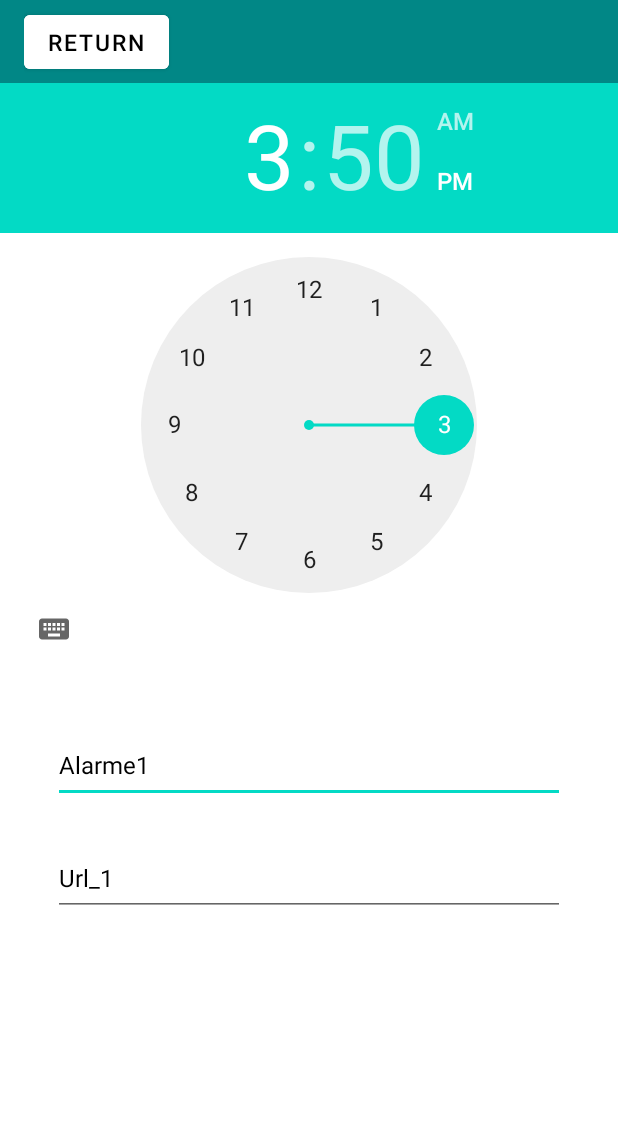
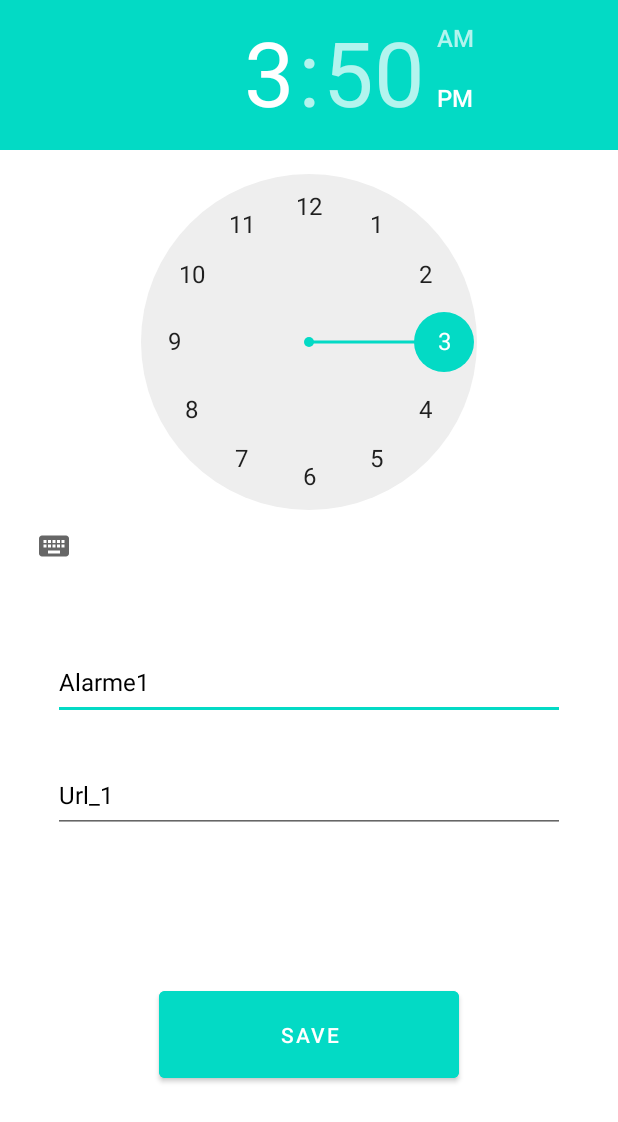
Before and after one commit to ViniciusAugustoRR/AlarmProject, an Android app: the screen it shows after launch (NewAlarm), after a tap on "Alarme1", on a phone screen of 412 x 824 dp. Shown: the top 1122 px of the screen. Run offline under Robolectric (Android 15) with nearby library versions, the light colour scheme and no system bars.

Commit message:
Ajustes nas telas e cores Adição da função de brodcast

```diff
--- a/Alarm/app/build.gradle
+++ b/Alarm/app/build.gradle
@@ -40,6 +40,7 @@ dependencies {
     implementation 'androidx.appcompat:appcompat:1.3.0'
     implementation 'com.google.android.material:material:1.3.0'
     implementation 'androidx.constraintlayout:constraintlayout:2.0.4'
+    implementation 'androidx.legacy:legacy-support-v4:1.0.0'
     testImplementation 'junit:junit:4.+'
     androidTestImplementation 'androidx.test.ext:junit:1.1.2'
     androidTestImplementation 'androidx.test.espresso:espresso-core:3.3.0'
--- a/Alarm/app/src/main/java/com/example/alarm/view/activities/MainActivity.kt
+++ b/Alarm/app/src/main/java/com/example/alarm/view/activities/MainActivity.kt
@@ -5,16 +5,21 @@ import android.content.Intent
 import android.graphics.Color
 import androidx.appcompat.app.AppCompatActivity
 import android.os.Bundle
+import android.util.AttributeSet
 import android.view.View
 import android.widget.Toast
+import androidx.fragment.app.FragmentManager
+import androidx.fragment.app.FragmentTransaction
 import androidx.recyclerview.widget.LinearLayoutManager
 import com.example.alarm.R
 import com.example.alarm.model.AlarmModel
 import com.example.alarm.repository.AlarmSource
 import com.example.alarm.view.activities.adapters.AlarmAdapter
+import com.example.alarm.view.fragments.AlarmList
 import kotlinx.android.synthetic.main.activity_main.*
 
-class MainActivity : AppCompatActivity(), AlarmAdapter.ItemInteraction {
+
+class MainActivity : AppCompatActivity()/*, AlarmAdapter.ItemInteraction*/ {
 
     private lateinit var adapterList : AlarmAdapter
 
@@ -22,22 +27,27 @@ class MainActivity : AppCompatActivity(), AlarmAdapter.ItemInteraction {
         super.onCreate(savedInstanceState)
         setContentView(R.layout.activity_main)
 
-        adapterList = AlarmAdapter(this)
-        adapterList.setAlarmList(AlarmSource.ReturnAlarmList())
-
-        menu_alarm_recycle.apply{
-            layoutManager = LinearLayoutManager(context!!)
-            adapter = adapterList
-            setHasFixedSize(true)
+        menu_add_alarm_button.setOnClickListener {
+            val intent = Intent(this, NewAlarm::class.java)
+            startActivity(intent)
         }
 
+        setFragment()
     }
 
-    override fun onItemInteraction(AlarmId: Int) {
+    private fun setFragment(){
+        val alarmListFragment = AlarmList()
+        val fragmentManager: FragmentManager  = supportFragmentManager
+        val fragmentTransaction : FragmentTransaction  = fragmentManager.beginTransaction()
+
+        fragmentTransaction.replace(R.id.main_frame_layout, alarmListFragment).commit()
+    }
+
+    /*override fun onItemInteraction(AlarmId: Int) {
         val intent = Intent(this, NewAlarm::class.java)
         intent.putExtra("AlarmId", AlarmId)
         startActivity(intent)
     }
-
+*/
 
 }
--- a/Alarm/app/src/main/java/com/example/alarm/view/activities/NewAlarm.kt
+++ b/Alarm/app/src/main/java/com/example/alarm/view/activities/NewAlarm.kt
@@ -1,32 +1,42 @@
 package com.example.alarm.view.activities
 
-import android.content.Intent
-import androidx.appcompat.app.AppCompatActivity
 import android.os.Bundle
 import android.util.Log
-import android.widget.Toast
+import androidx.appcompat.app.AppCompatActivity
 import com.example.alarm.R
 import com.example.alarm.model.AlarmModel
 import com.example.alarm.repository.AlarmSource
+import com.example.alarm.repository.SendEvent
 import kotlinx.android.synthetic.main.activity_new_alarm.*
-import java.sql.Time
+import java.text.SimpleDateFormat
+import java.util.*
 
 class NewAlarm : AppCompatActivity() {
     override fun onCreate(savedInstanceState: Bundle?) {
         super.onCreate(savedInstanceState)
         setContentView(R.layout.activity_new_alarm)
 
-        var dataAlarm: Time
+        if(intent.extras != null){
+            setAlarmFields()
+        }
 
-        val id:Int = intent.getIntExtra("AlarmId", 0)
-        val alarmItem: AlarmModel? = AlarmSource.getOneAlarm(id)
+        new_alarm_save_alarm.setOnClickListener{
+            val hour: Int = new_alarm_clock.hour
+            val minute: Int = new_alarm_clock.minute
+            Log.d("NewAlarm", "---> $hour : $minute")
 
-        new_alarm_mainTitle.setText(alarmItem?.alarmMainTitle)
-        new_alarm_Url.setText(alarmItem?.TuneUrl)
-        new_alarm_clock.setOnTimeChangedListener { view, hourOfDay, minute ->
-            Log.d("Results -->","$hourOfDay -- $minute")
+            val alarm = SendEvent(this)
+            alarm.SetAlarm(hour, minute)
 
         }
 
     }
+
+
+    private fun setAlarmFields(){
+        val id:Int = intent.getIntExtra("AlarmId", 0)
+        val alarmItem: AlarmModel? = AlarmSource.getOneAlarm(id)
+        new_alarm_mainTitle.setText(alarmItem?.alarmMainTitle)
+        new_alarm_Url.setText(alarmItem?.TuneUrl)
+    }
 }
--- a/Alarm/app/src/main/java/com/example/alarm/view/activities/adapters/AlarmAdapter.kt
+++ b/Alarm/app/src/main/java/com/example/alarm/view/activities/adapters/AlarmAdapter.kt
@@ -1,24 +1,20 @@
 package com.example.alarm.view.activities.adapters
 
-import android.content.Intent
 import android.view.LayoutInflater
 import android.view.View
 import android.view.ViewGroup
-import android.widget.Toast
-import androidx.core.content.ContextCompat.startActivity
 import androidx.recyclerview.widget.RecyclerView
 import com.example.alarm.R
 import com.example.alarm.model.AlarmModel
-import com.example.alarm.view.activities.NewAlarm
 import kotlinx.android.synthetic.main.card_alarm.view.*
 
 class AlarmAdapter(private val interaction: ItemInteraction? = null) :
         RecyclerView.Adapter<RecyclerView.ViewHolder>(){
 
-    lateinit var Alarms : ArrayList<AlarmModel>
+    lateinit var alarms : ArrayList<AlarmModel>
 
     fun setAlarmList(newAlarmList : ArrayList<AlarmModel>){
-        Alarms = newAlarmList
+        alarms = newAlarmList
     }
 
     override fun onCreateViewHolder(parent: ViewGroup, viewType: Int): RecyclerView.ViewHolder {
@@ -33,7 +29,7 @@ class AlarmAdapter(private val interaction: ItemInteraction? = null) :
         )
     }
     override fun getItemCount(): Int {
-        return Alarms.size
+        return alarms.size
     }
 
 
@@ -41,7 +37,7 @@ class AlarmAdapter(private val interaction: ItemInteraction? = null) :
     override fun onBindViewHolder(holder: RecyclerView.ViewHolder, position: Int) {
         when(holder){
             is AlarmRecyclerVH -> {
-                holder.bind(Alarms[position], position)
+                holder.bind(alarms[position], position)
             }
         }
     }
--- /dev/null
+++ b/Alarm/app/src/main/java/com/example/alarm/view/fragments/alarmList.kt
@@ -0,0 +1,66 @@
+package com.example.alarm.view.fragments
+
+import android.content.Intent
+import android.os.Bundle
+import androidx.fragment.app.Fragment
+import android.view.LayoutInflater
+import android.view.View
+import android.view.ViewGroup
+import android.widget.Toast
+import androidx.recyclerview.widget.LinearLayoutManager
+import com.example.alarm.R
+import com.example.alarm.repository.AlarmSource
+import com.example.alarm.view.activities.NewAlarm
+import com.example.alarm.view.activities.adapters.AlarmAdapter
+import kotlinx.android.synthetic.main.activity_main.*
+import kotlinx.android.synthetic.main.fragment_alarm_list.*
+
+
+
+class AlarmList : Fragment(), AlarmAdapter.ItemInteraction {
+    private lateinit var adapterList : AlarmAdapter
+
+
+    override fun onCreate(savedInstanceState: Bundle?) {
+        super.onCreate(savedInstanceState)
+    }
+
+    override fun onViewCreated(view: View, savedInstanceState: Bundle?) {
+        super.onViewCreated(view, savedInstanceState)
+        setInitiateList()
+    }
+
+    override fun onCreateView(inflater: LayoutInflater, container: ViewGroup?,
+                              savedInstanceState: Bundle?): View? {
+
+        return inflater.inflate(R.layout.fragment_alarm_list, container, false)
+    }
+
+
+    private fun setInitiateList(){
+        try {
+            adapterList = AlarmAdapter(this)
+            adapterList.setAlarmList(AlarmSource.ReturnAlarmList())
+
+            frag_alarm_recycle.apply {
+                layoutManager = LinearLayoutManager(this.context!!)
+                adapter = adapterList
+                setHasFixedSize(true)
+            }
+        } catch (E : Exception){
+            Toast.makeText(context, "Erro : $E", Toast.LENGTH_LONG ).show()
+        }
+
+    }
+
+    override fun onItemInteraction(AlarmId: Int) {
+        try {
+
+            val intent = Intent(this.context, NewAlarm::class.java)
+            intent.putExtra("AlarmId", AlarmId)
+            startActivity(intent)
+        } catch (E : Exception){
+            Toast.makeText(context, "Erro : $E", Toast.LENGTH_LONG ).show()
+        }
+    }
+}
--- a/Alarm/app/src/main/res/layout/activity_new_alarm.xml
+++ b/Alarm/app/src/main/res/layout/activity_new_alarm.xml
@@ -6,43 +6,13 @@
     android:layout_height="match_parent"
     tools:context=".view.activities.NewAlarm">
 
-    <androidx.appcompat.widget.Toolbar
-        android:id="@+id/new_alarm_toolbar"
-        android:layout_width="match_parent"
-        android:layout_height="55dp"
-        android:background="@color/teal_700"
-
-        app:layout_constraintTop_toTopOf="parent"
-        app:layout_constraintStart_toStartOf="parent"
-        app:layout_constraintEnd_toEndOf="parent">
-
-        <androidx.constraintlayout.widget.ConstraintLayout
-            android:layout_width="match_parent"
-            android:layout_height="match_parent" >
-
-            <Button
-                android:id="@+id/menu_add_alarm_button"
-                android:layout_width="wrap_content"
-                android:layout_height="wrap_content"
-                android:text="Return"
-                android:textSize="15sp"
-                android:textColor="@color/black"
-                android:backgroundTint="@color/white"
-
-                app:layout_constraintStart_toStartOf="parent"
-                app:layout_constraintBottom_toBottomOf="parent"
-                app:layout_constraintTop_toTopOf="parent"
-                />
-        </androidx.constraintlayout.widget.ConstraintLayout>
-    </androidx.appcompat.widget.Toolbar>
-
     <TimePicker
         android:id="@+id/new_alarm_clock"
         android:layout_width="0dp"
         android:layout_height="400dp"
         android:timePickerMode="clock"
 
-        app:layout_constraintTop_toBottomOf="@id/new_alarm_toolbar"
+        app:layout_constraintTop_toTopOf="parent"
         app:layout_constraintStart_toStartOf="parent"
         app:layout_constraintEnd_toEndOf="parent"
         />
@@ -51,6 +21,8 @@
         android:id="@+id/new_alarm_mainTitle"
         android:layout_width="0dp"
         android:layout_height="50dp"
+
+        android:hint="@string/Alarm_Title_Holder"
         android:textSize="16sp"
         android:textColor="@color/black"
 
@@ -61,13 +33,15 @@
         android:layout_marginTop="30dp"
         android:layout_marginStart="35dp"
         android:layout_marginEnd="35dp"
-        tools:text="ALARME MAING TITLE"
-        />
+        android:autofillHints=""
+        android:inputType="text" />
 
     <EditText
         android:id="@+id/new_alarm_Url"
         android:layout_width="0dp"
         android:layout_height="50dp"
+
+        android:hint="@string/Alarm_Url_Holder"
         android:textSize="16sp"
         android:textColor="@color/black"
 
@@ -78,7 +52,22 @@
         android:layout_marginTop="25dp"
         android:layout_marginStart="35dp"
         android:layout_marginEnd="35dp"
-        tools:text="ALARME URL"
+        android:autofillHints=""
+        android:inputType="text"
+        tools:ignore="TextFields" />
+
+    <Button
+        android:id="@+id/new_alarm_save_alarm"
+        android:layout_width="200dp"
+        android:layout_height="70dp"
+        android:text="@string/Save_New_Alarm"
+        android:backgroundTint="@color/teal_200"
+
+        app:layout_constraintTop_toBottomOf="@id/new_alarm_Url"
+        app:layout_constraintBottom_toBottomOf="parent"
+        app:layout_constraintStart_toStartOf="parent"
+        app:layout_constraintEnd_toEndOf="parent"
+
         />
 
 </androidx.constraintlayout.widget.ConstraintLayout>
--- a/Alarm/app/src/main/res/values/strings.xml
+++ b/Alarm/app/src/main/res/values/strings.xml
@@ -1,3 +1,16 @@
 <resources>
-    <string name="app_name">Alarm</string>
+    <string name="app_name">Online Alarm</string>
+    <!-- TODO: Remove or change this placeholder text -->
+    <string name="hello_blank_fragment">Hello blank fragment</string>
+
+    <!--Hints-->
+    <string name="Alarm_Title_Holder">Alarm Title</string>
+    <string name="Alarm_Url_Holder">Alarm video Url</string>
+
+    <!--Buttons-->
+    <string name="New_Alarm">New Alarm</string>
+    <string name="Save_New_Alarm">Save</string>
+
+
+
 </resources>
```
Also changed, not shown: Alarm/app/src/main/AndroidManifest.xml (+11 -1 lines), Alarm/app/src/main/java/com/example/alarm/alarmBroadCastReceiver.kt (added, +18 -0 lines), Alarm/app/src/main/java/com/example/alarm/repository/SendEvent.kt (added, +38 -0 lines), Alarm/app/src/main/res/layout/activity_main.xml (+9 -13 lines), Alarm/app/src/main/res/layout/fragment_alarm_list.xml (added, +18 -0 lines), 1 other file.
